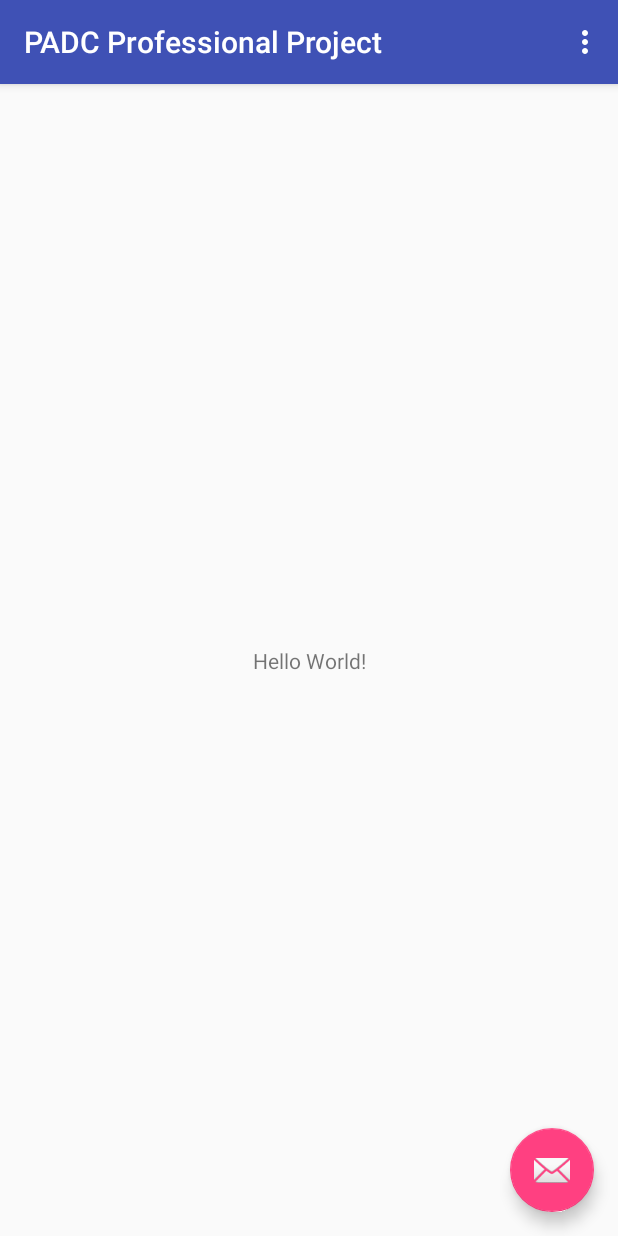
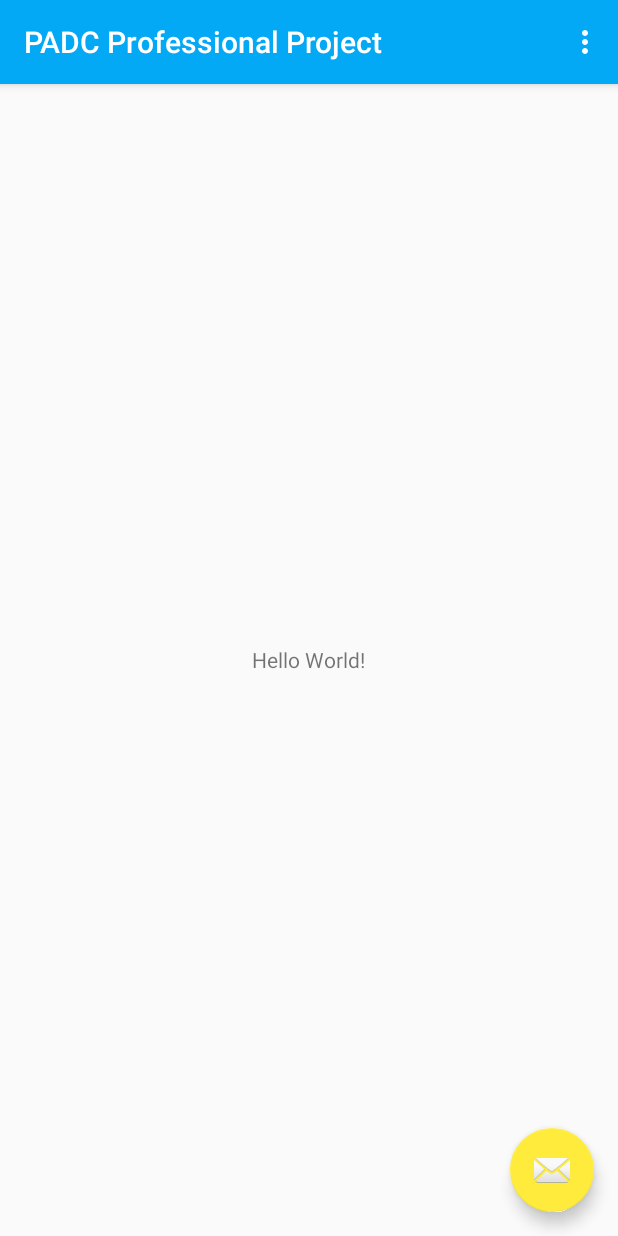
Before and after one commit to KaungKhantThu/PADC-Professional-Project, an Android app: the screen it shows after launch (NewListActivity before the commit, NewsListActivity after it), on a phone screen of 412 x 824 dp. Run offline under Robolectric (Android 15) with nearby library versions, the phone set to English and light mode, and no system bars.

Commit message:
Initialize skeleton projects with default structure/value.

```diff
--- a/app/src/main/AndroidManifest.xml
+++ b/app/src/main/AndroidManifest.xml
@@ -3,6 +3,7 @@
     package="xyz.kkt.padcprofessionalproject">
 
     <application
+        android:name=".SFCNewsApp"
         android:allowBackup="true"
         android:icon="@mipmap/ic_launcher"
         android:label="@string/app_name"
@@ -10,7 +11,7 @@
         android:supportsRtl="true"
         android:theme="@style/AppTheme">
         <activity
-            android:name=".NewListActivity"
+            android:name=".activities.NewsListActivity"
             android:label="@string/app_name"
             android:theme="@style/AppTheme.NoActionBar">
             <intent-filter>
--- /dev/null
+++ b/app/src/main/java/xyz/kkt/padcprofessionalproject/SFCNewsApp.java
@@ -0,0 +1,16 @@
+package xyz.kkt.padcprofessionalproject;
+
+import android.app.Application;
+
+/**
+ * Created by Lenovo on 11/4/2017.
+ */
+
+public class SFCNewsApp extends Application {
+    public static final String LOG_TAG="SFCNewsApp";
+
+    @Override
+    public void onCreate() {
+        super.onCreate();
+    }
+}
--- a/app/src/main/java/xyz/kkt/padcprofessionalproject/NewListActivity.java
+++ b/app/src/main/java/xyz/kkt/padcprofessionalproject/activities/NewsListActivity.java
@@ -1,4 +1,4 @@
-package xyz.kkt.padcprofessionalproject;
+package xyz.kkt.padcprofessionalproject.activities;
 
 import android.os.Bundle;
 import android.support.design.widget.FloatingActionButton;
@@ -9,12 +9,14 @@ import android.view.View;
 import android.view.Menu;
 import android.view.MenuItem;
 
-public class NewListActivity extends AppCompatActivity {
+import xyz.kkt.padcprofessionalproject.R;
+
+public class NewsListActivity extends AppCompatActivity {
 
     @Override
     protected void onCreate(Bundle savedInstanceState) {
         super.onCreate(savedInstanceState);
-        setContentView(R.layout.activity_new_list);
+        setContentView(R.layout.activity_news_list);
         Toolbar toolbar = (Toolbar) findViewById(R.id.toolbar);
         setSupportActionBar(toolbar);
 
--- a/app/src/main/res/layout/activity_new_list.xml
+++ b/app/src/main/res/layout/activity_news_list.xml
@@ -4,7 +4,7 @@
     xmlns:tools="http://schemas.android.com/tools"
     android:layout_width="match_parent"
     android:layout_height="match_parent"
-    tools:context="xyz.kkt.padcprofessionalproject.NewListActivity">
+    tools:context="xyz.kkt.padcprofessionalproject.activities.NewsListActivity">
 
     <android.support.design.widget.AppBarLayout
         android:layout_width="match_parent"
@@ -20,7 +20,21 @@
 
     </android.support.design.widget.AppBarLayout>
 
-    <include layout="@layout/content_new_list" />
+    <RelativeLayout
+        android:layout_width="match_parent"
+        android:layout_height="match_parent"
+        app:layout_behavior="@string/appbar_scrolling_view_behavior"
+        tools:context="xyz.kkt.padcprofessionalproject.activities.NewsListActivity"
+        tools:showIn="@layout/activity_news_list">
+
+        <TextView
+            android:layout_width="wrap_content"
+            android:layout_height="wrap_content"
+            android:text="Hello World!"
+            android:layout_centerInParent="true" />
+
+    </RelativeLayout>
+
 
     <android.support.design.widget.FloatingActionButton
         android:id="@+id/fab"
--- a/app/src/main/res/layout/content_new_list.xml
+++ /dev/null
@@ -1,20 +0,0 @@
-<?xml version="1.0" encoding="utf-8"?>
-<android.support.constraint.ConstraintLayout xmlns:android="http://schemas.android.com/apk/res/android"
-    xmlns:app="http://schemas.android.com/apk/res-auto"
-    xmlns:tools="http://schemas.android.com/tools"
-    android:layout_width="match_parent"
-    android:layout_height="match_parent"
-    app:layout_behavior="@string/appbar_scrolling_view_behavior"
-    tools:context="xyz.kkt.padcprofessionalproject.NewListActivity"
-    tools:showIn="@layout/activity_new_list">
-
-    <TextView
-        android:layout_width="wrap_content"
-        android:layout_height="wrap_content"
-        android:text="Hello World!"
-        app:layout_constraintBottom_toBottomOf="parent"
-        app:layout_constraintLeft_toLeftOf="parent"
-        app:layout_constraintRight_toRightOf="parent"
-        app:layout_constraintTop_toTopOf="parent" />
-
-</android.support.constraint.ConstraintLayout>
--- a/app/src/main/res/menu/menu_new_list.xml
+++ b/app/src/main/res/menu/menu_new_list.xml
@@ -1,7 +1,7 @@
 <menu xmlns:android="http://schemas.android.com/apk/res/android"
     xmlns:app="http://schemas.android.com/apk/res-auto"
     xmlns:tools="http://schemas.android.com/tools"
-    tools:context="xyz.kkt.padcprofessionalproject.NewListActivity">
+    tools:context="xyz.kkt.padcprofessionalproject.activities.NewsListActivity">
     <item
         android:id="@+id/action_settings"
         android:orderInCategory="100"
--- /dev/null
+++ b/app/src/main/res/values-land/dimens.xml
@@ -0,0 +1,2 @@
+<?xml version="1.0" encoding="utf-8"?>
+<resources></resources>
--- a/app/src/main/res/values/colors.xml
+++ b/app/src/main/res/values/colors.xml
@@ -1,6 +1,11 @@
 <?xml version="1.0" encoding="utf-8"?>
 <resources>
-    <color name="colorPrimary">#3F51B5</color>
-    <color name="colorPrimaryDark">#303F9F</color>
-    <color name="colorAccent">#FF4081</color>
+    <color name="primary">#03A9F4</color>
+    <color name="primary_dark">#0288D1</color>
+    <color name="primary_light">#B3E5FC</color>
+    <color name="accent">#FFEB3B</color>
+    <color name="primary_text">#212121</color>
+    <color name="secondary_text">#757575</color>
+    <color name="icons">#FFFFFF</color>
+    <color name="divider">#BDBDBD</color>
 </resources>
--- a/app/src/main/res/values/styles.xml
+++ b/app/src/main/res/values/styles.xml
@@ -3,9 +3,9 @@
     <!-- Base application theme. -->
     <style name="AppTheme" parent="Theme.AppCompat.Light.DarkActionBar">
         <!-- Customize your theme here. -->
-        <item name="colorPrimary">@color/colorPrimary</item>
-        <item name="colorPrimaryDark">@color/colorPrimaryDark</item>
-        <item name="colorAccent">@color/colorAccent</item>
+        <item name="colorPrimary">@color/primary</item>
+        <item name="colorPrimaryDark">@color/primary_dark</item>
+        <item name="colorAccent">@color/accent</item>
     </style>
 
     <style name="AppTheme.NoActionBar">
```
Also changed, not shown: app/src/main/res/values/dimens.xml (+30 -0 lines).
